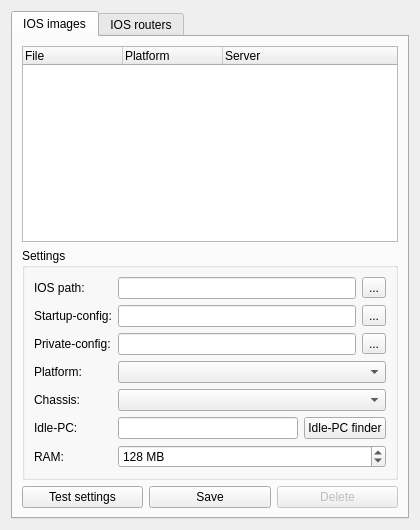
Old version of the form gns3/modules/dynamips/ui/ios_router_preferences_page.ui in the repository GNS3/gns3-gui.
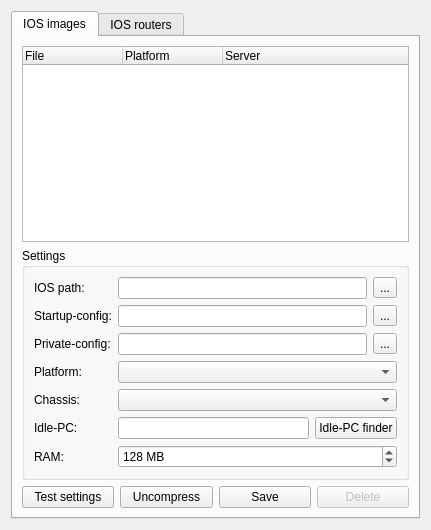
New version of the form.

Commit message: New feature: option to uncompress an IOS image.

The edit to the form file:
```diff
--- a/gns3/modules/dynamips/ui/ios_router_preferences_page.ui
+++ b/gns3/modules/dynamips/ui/ios_router_preferences_page.ui
@@ -6,7 +6,7 @@
    <rect>
     <x>0</x>
     <y>0</y>
-    <width>420</width>
+    <width>431</width>
     <height>530</height>
    </rect>
   </property>
@@ -196,6 +196,13 @@
            </property>
           </widget>
          </item>
+         <item>
+          <widget class="QPushButton" name="uiUncompressIOSPushButton">
+           <property name="text">
+            <string>Uncompress</string>
+           </property>
+          </widget>
+         </item>
          <item>
           <widget class="QPushButton" name="uiSaveIOSImagePushButton">
            <property name="text">
```
The commit also changes 6 other files.
